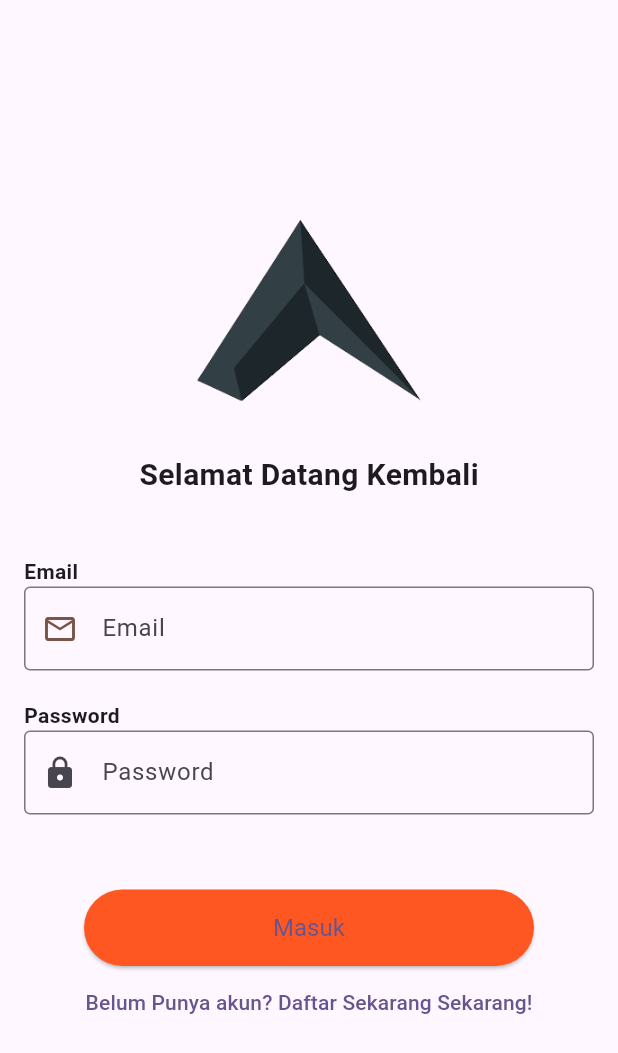
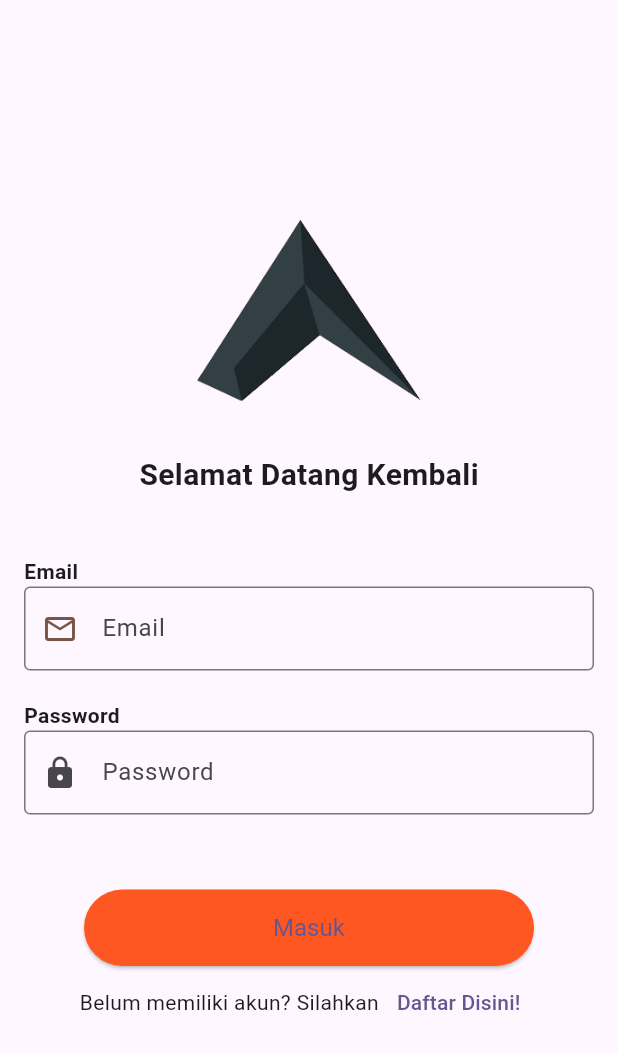
Before and after one commit to MusthafaLuthfi76/20220140201_UCP1Flutter, a Flutter app: the LoginPage screen opened directly, on a phone screen of 412 x 824 dp. Shown: the top 1053 px of the screen. Run offline on Flutter 3.47's test engine with Material 3 defaults, Android fonts, the phone set to English and light mode, and no system bars.

Commit message:
Mengatur navigasi halaman

```diff
--- a/lib/LoginPage.dart
+++ b/lib/LoginPage.dart
@@ -86,17 +86,18 @@ class _LoginPageState extends State<LoginPage> {
                   ),
                 ),
               ),
-              TextButton(
-                onPressed: () {
-                  Navigator.pushNamed(context, '/login');
-                  // Navigator.pop(context);
-                  // Navigator.push(
-                  //   context,
-                  //   MaterialPageRoute(builder: (context) => const LoginPage()),
-                  // );
-                },
-                child: Text('Belum Punya akun? Daftar Sekarang Sekarang!'),
-              ),
+              Row(
+                mainAxisAlignment: MainAxisAlignment.center,
+                children: [
+                  Text('Belum memiliki akun? Silahkan'),
+                  TextButton(
+                    onPressed: () {
+                      Navigator.pushNamed(context, '/register');
+                    },
+                    child: Text('Daftar Disini!'),
+                  ),
+                ],
+              )
             ],
           ),
         ),
```
Also changed, not shown: lib/HomePage.dart (+25 -4 lines), lib/main.dart (+9 -1 lines).
